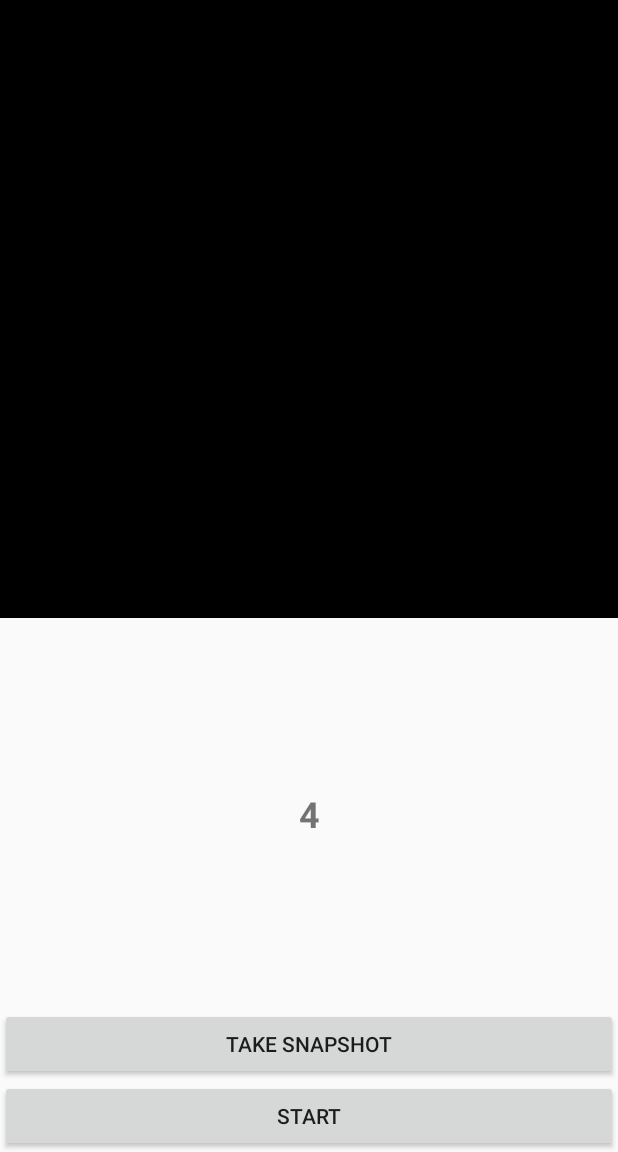
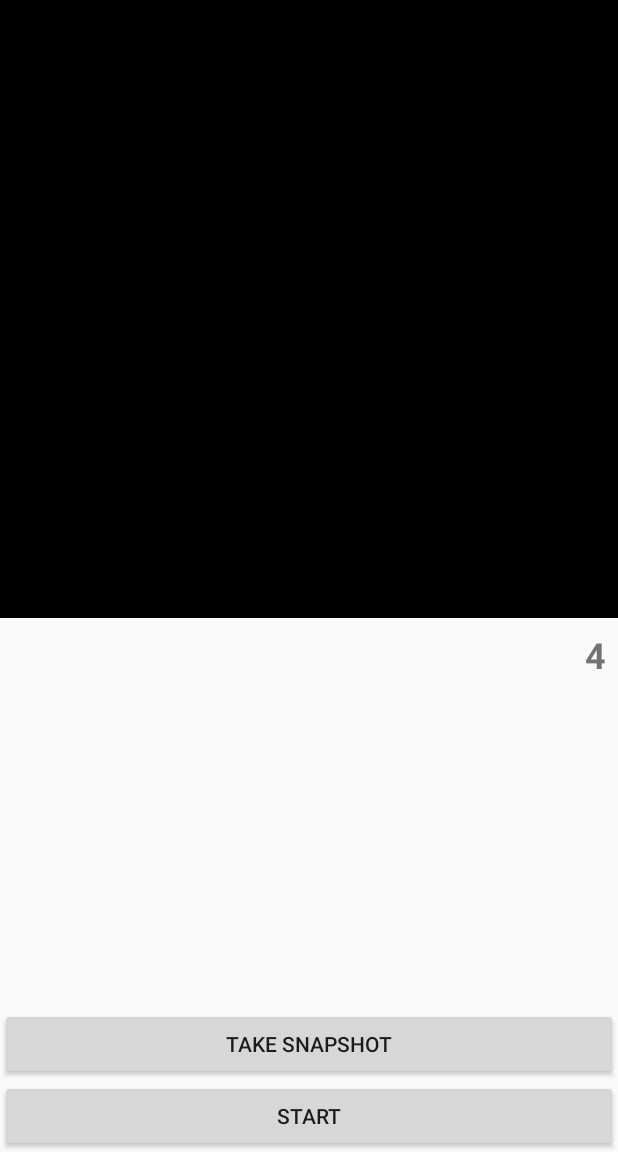
Before and after one commit to kekLolOrbidol/LifeGame, an Android app: the screen it shows after launch (MainActivity), after a tap on "STOP", on a phone screen of 412 x 824 dp, the part 84-1236 px from its top. Run offline under Robolectric (Android 15) with nearby library versions, the phone set to English and light mode, and no system bars; our stand-ins replace data binding; libraries missing offline, so code that uses them is left out: android.text; 2 statements that could not run were skipped; 2 other taps on this screen came first.

Commit message:
Adjust layout

```diff
--- a/app/src/main/java/xyz/do9core/lifegame/MainViewModel.kt
+++ b/app/src/main/java/xyz/do9core/lifegame/MainViewModel.kt
@@ -39,7 +39,7 @@ class MainViewModel(application: Application) : AndroidViewModel(application) {
 
     @ExperimentalCoroutinesApi
     fun bigBang() {
-        val universe = createUniverse(41, 41, time = 10) {
+        val universe = createUniverse(41, 41) {
             randPoints(0 to 0, 40 to 40, density = 0.1)
         }
         _universe.postValue(universe)
--- a/app/src/main/res/layout-land/activity_main.xml
+++ b/app/src/main/res/layout-land/activity_main.xml
@@ -23,36 +23,31 @@
             app:layout_constraintDimensionRatio="1:1"
             app:layout_constraintStart_toStartOf="parent"/>
 
+        <TextView
+            android:layout_width="wrap_content"
+            android:layout_height="wrap_content"
+            android:text="@{viewModel.generationCount}"
+            android:textSize="24sp"
+            android:textStyle="bold"
+            android:layout_margin="8dp"
+            tools:text="13"
+            app:layout_constraintTop_toTopOf="parent"
+            app:layout_constraintStart_toEndOf="@id/container"/>
+
         <androidx.coordinatorlayout.widget.CoordinatorLayout
+            android:id="@+id/control_panel"
             android:layout_width="0dp"
             android:layout_height="match_parent"
             app:layout_constraintStart_toEndOf="@id/container"
             app:layout_constraintEnd_toEndOf="parent"
             app:snackbar="@{viewModel.snackEvent}">
 
-            <androidx.constraintlayout.widget.ConstraintLayout
-                android:layout_width="match_parent"
-                android:layout_height="match_parent"
-                app:layout_dodgeInsetEdges="bottom">
-
-                <TextView
-                    android:layout_width="wrap_content"
-                    android:layout_height="wrap_content"
-                    android:text="@{viewModel.generationCount}"
-                    android:textSize="24sp"
-                    android:textStyle="bold"
-                    tools:text="13"
-                    app:layout_constraintTop_toTopOf="parent"
-                    app:layout_constraintBottom_toTopOf="@id/control_panel"
-                    app:layout_constraintStart_toStartOf="parent"
-                    app:layout_constraintEnd_toEndOf="parent"/>
-
             <LinearLayout
-                    android:id="@+id/control_panel"
                 android:layout_width="match_parent"
                 android:layout_height="wrap_content"
                 android:orientation="vertical"
-                    app:layout_constraintBottom_toBottomOf="parent">
+                android:layout_gravity="bottom"
+                app:layout_dodgeInsetEdges="bottom">
 
                 <Button
                     android:id="@+id/snapshot_button"
@@ -71,7 +66,6 @@
                     app:layout_constraintStart_toEndOf="@id/container"
                     app:layout_constraintBottom_toBottomOf="parent"/>
             </LinearLayout>
-            </androidx.constraintlayout.widget.ConstraintLayout>
         </androidx.coordinatorlayout.widget.CoordinatorLayout>
     </androidx.constraintlayout.widget.ConstraintLayout>
 </layout>
--- a/app/src/main/res/layout/activity_main.xml
+++ b/app/src/main/res/layout/activity_main.xml
@@ -24,36 +24,32 @@
             app:layout_constraintDimensionRatio="1:1"
             app:layout_constraintTop_toTopOf="parent" />
 
+        <TextView
+            android:layout_width="wrap_content"
+            android:layout_height="wrap_content"
+            android:textSize="24sp"
+            android:textStyle="bold"
+            android:text="@{viewModel.generationCount}"
+            tools:text="12"
+            app:layout_constraintTop_toBottomOf="@id/container"
+            app:layout_constraintEnd_toEndOf="parent"
+            android:layout_margin="8dp"/>
+
         <androidx.coordinatorlayout.widget.CoordinatorLayout
+            android:id="@+id/control_panel"
             android:layout_width="match_parent"
             android:layout_height="0dp"
             app:snackbar="@{viewModel.snackEvent}"
             app:layout_constraintTop_toBottomOf="@id/container"
             app:layout_constraintBottom_toBottomOf="parent">
 
-            <androidx.constraintlayout.widget.ConstraintLayout
-                android:layout_width="match_parent"
-                android:layout_height="match_parent"
-                app:layout_dodgeInsetEdges="bottom">
-
-                <TextView
-                    android:id="@+id/gen_text"
-                    android:layout_width="wrap_content"
-                    android:layout_height="wrap_content"
-                    android:textSize="24sp"
-                    android:textStyle="bold"
-                    android:text="@{viewModel.generationCount}"
-                    app:layout_constraintTop_toTopOf="parent"
-                    app:layout_constraintBottom_toTopOf="@id/control_panel"
-                    app:layout_constraintStart_toStartOf="parent"
-                    app:layout_constraintEnd_toEndOf="parent"/>
-
             <LinearLayout
-                    android:id="@+id/control_panel"
                 android:layout_width="match_parent"
                 android:layout_height="wrap_content"
                 android:orientation="vertical"
-                    app:layout_constraintBottom_toBottomOf="parent">
+                app:layout_constraintBottom_toBottomOf="parent"
+                android:layout_gravity="bottom"
+                app:layout_dodgeInsetEdges="bottom">
 
                 <Button
                     android:id="@+id/snapshot_button"
@@ -69,7 +65,6 @@
                     android:layout_width="match_parent"
                     android:layout_height="wrap_content"/>
             </LinearLayout>
-            </androidx.constraintlayout.widget.ConstraintLayout>
         </androidx.coordinatorlayout.widget.CoordinatorLayout>
     </androidx.constraintlayout.widget.ConstraintLayout>
 </layout>
```
Lines whose indentation alone changed are shown as unchanged.
